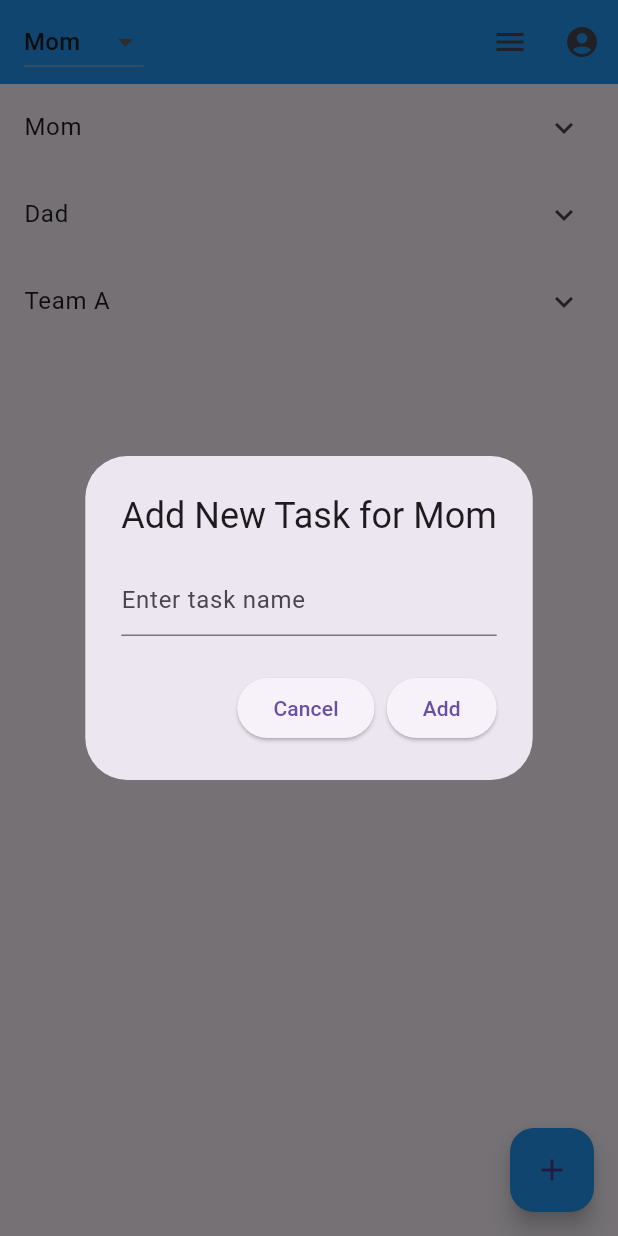
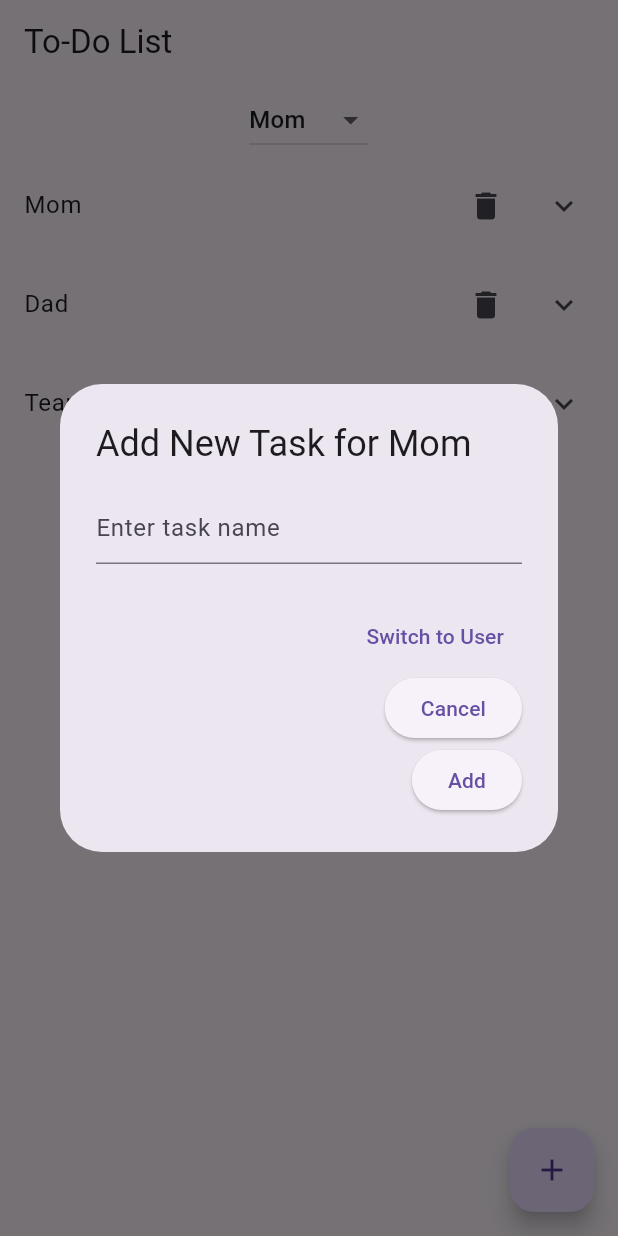
Before and after one commit to ManqobaYoung/my_first_app, a Flutter app: the screen it shows after launch, after a tap on the "add" icon, on a phone screen of 412 x 824 dp. Run offline on Flutter 3.47's test engine with Material 3 defaults, Android fonts, the phone set to English and light mode, and no system bars; our stand-ins replace shared_preferences.

Commit message:
update on the App

```diff
--- a/lib/main.dart
+++ b/lib/main.dart
@@ -1,20 +1,27 @@
 import 'package:flutter/material.dart';
-import 'dart:async'; // To use Future.delayed
+import 'dart:async';
+import 'dart:convert';
+import 'package:flutter/services.dart';
+import 'package:shared_preferences/shared_preferences.dart';
 
 void main() {
-  runApp(ToDoApp());
+  runApp(const ToDoApp());
 }
 
 class ToDoApp extends StatelessWidget {
+  const ToDoApp({super.key});
+
   @override
   Widget build(BuildContext context) {
-    return MaterialApp(
-      home: SplashScreen(), // Set SplashScreen as the initial screen
+    return const MaterialApp(
+      home: SplashScreen(),
     );
   }
 }
 
 class SplashScreen extends StatefulWidget {
+  const SplashScreen({super.key});
+
   @override
   _SplashScreenState createState() => _SplashScreenState();
 }
@@ -23,11 +30,12 @@ class _SplashScreenState extends State<SplashScreen> {
   @override
   void initState() {
     super.initState();
-    // Navigate to the main page after 3 seconds
-    Timer(Duration(seconds: 3), () {
-      Navigator.of(context).pushReplacement(MaterialPageRoute(
-        builder: (context) => ToDoListPage(), // Main page
-      ));
+    Timer(const Duration(seconds: 3), () {
+      Navigator.of(context).pushReplacement(
+        MaterialPageRoute(
+          builder: (context) => const ToDoListPage(),
+        ),
+      );
     });
   }
 
@@ -40,10 +48,11 @@ class _SplashScreenState extends State<SplashScreen> {
           mainAxisAlignment: MainAxisAlignment.center,
           children: [
             Image.asset(
-                '/home/manqoba-young/Downloads/depositphotos_582842176-stock-illustration-african-mammal-logo-african-continent.jpg'), // Display your Africa image
-            SizedBox(height: 20),
-            Text(
-              "-MR - MASON-", // The text below the image
+              'assets/depositphotos_582842176-stock-illustration-african-mammal-logo-african-continent.jpg',
+            ),
+            const SizedBox(height: 20),
+            const Text(
+              "-MR - MASON-",
               style: TextStyle(
                 fontSize: 24,
                 fontWeight: FontWeight.bold,
@@ -57,6 +66,8 @@ class _SplashScreenState extends State<SplashScreen> {
 }
 
 class ToDoListPage extends StatefulWidget {
+  const ToDoListPage({super.key});
+
   @override
   _ToDoListPageState createState() => _ToDoListPageState();
 }
@@ -74,83 +85,158 @@ class _ToDoListPageState extends State<ToDoListPage> {
     "Team A": [
       {"title": "Check materials", "done": false},
       {"title": "Team meeting", "done": false},
-    ]
+    ],
   };
 
   final TextEditingController _taskController = TextEditingController();
-  String _selectedUser = "Mom"; // Default selected user
+  String _selectedUser = "Mom";
+
+  @override
+  void initState() {
+    super.initState();
+    _loadTasks();
+  }
+
+  void _saveTasks() async {
+    SharedPreferences prefs = await SharedPreferences.getInstance();
+    prefs.setString('tasks', jsonEncode(usersTasks));
+  }
+
+  void _loadTasks() async {
+    SharedPreferences prefs = await SharedPreferences.getInstance();
+    String? tasksString = prefs.getString('tasks');
+    if (tasksString != null) {
+      setState(() {
+        usersTasks.clear();
+        Map<String, dynamic> decodedTasks = jsonDecode(tasksString);
+        decodedTasks.forEach((key, value) {
+          usersTasks[key] = List<Map<String, dynamic>>.from(value);
+        });
+        _selectedUser = usersTasks.keys.first;
+      });
+    }
+  }
 
   void _showAddTaskDialog() {
+    bool isAddingUser = false;
     showDialog(
       context: context,
       builder: (BuildContext context) {
+        return StatefulBuilder(
+          builder: (context, setState) {
             return AlertDialog(
-          title: Text("Add New Task for $_selectedUser"),
+              title: Text(isAddingUser ? "Add New User" : "Add New Task for $_selectedUser"),
               content: TextField(
                 controller: _taskController,
-            decoration: InputDecoration(hintText: "Enter task name"),
+                decoration: InputDecoration(
+                  hintText: isAddingUser ? "Enter user name" : "Enter task name",
+                ),
               ),
               actions: <Widget>[
+                TextButton(
+                  child: Text(isAddingUser ? "Switch to Task" : "Switch to User"),
+                  onPressed: () {
+                    setState(() {
+                      isAddingUser = !isAddingUser;
+                    });
+                  },
+                ),
                 ElevatedButton(
-              child: Text("Cancel"),
+                  child: const Text("Cancel"),
                   onPressed: () {
+                    _taskController.clear();
                     Navigator.of(context).pop();
                   },
                 ),
                 ElevatedButton(
-              child: Text("Add"),
+                  child: const Text("Add"),
                   onPressed: () {
                     setState(() {
                       if (_taskController.text.isNotEmpty) {
+                        if (isAddingUser) {
+                          if (!usersTasks.containsKey(_taskController.text)) {
+                            usersTasks[_taskController.text] = [];
+                          }
+                        } else {
                           usersTasks[_selectedUser]!.add({"title": _taskController.text, "done": false});
+                        }
                         _taskController.clear();
                       }
                     });
                     Navigator.of(context).pop();
+                    _saveTasks();
                   },
                 ),
               ],
             );
           },
         );
+      },
+    );
+  }
+
+  void _deleteUser(String user) {
+    showDialog(
+      context: context,
+      builder: (context) => AlertDialog(
+        title: const Text("Delete User"),
+        content: Text("Are you sure you want to delete $user and all their tasks?"),
+        actions: [
+          TextButton(
+            child: const Text("Cancel"),
+            onPressed: () {
+              Navigator.of(context).pop();
+            },
+          ),
+          ElevatedButton(
+            child: const Text("Delete"),
+            onPressed: () {
+              setState(() {
+                usersTasks.remove(user);
+                if (_selectedUser == user && usersTasks.isNotEmpty) {
+                  _selectedUser = usersTasks.keys.first;
+                }
+              });
+              Navigator.of(context).pop();
+              _saveTasks();
+            },
+          ),
+        ],
+      ),
+    );
   }
 
   Widget _buildTaskList(String user) {
     return ExpansionTile(
-      title: Text(user),
+      title: Row(
+        mainAxisAlignment: MainAxisAlignment.spaceBetween,
         children: [
-        for (int i = 0; i < usersTasks[user]!.length; i++)
-          ListTile(
-            leading: GestureDetector(
-              onTap: () {
-                setState(() {
-                  usersTasks[user]![i]['done'] = !usersTasks[user]![i]['done'];
-                });
-              },
-              child: Container(
-                width: 20,
-                height: 20,
-                color: usersTasks[user]![i]['done'] ? Colors.green : Colors.red,
+          Text(user),
+          IconButton(
+            icon: const Icon(Icons.delete),
+            onPressed: () => _deleteUser(user),
+          ),
+        ],
+      ),
+      children: usersTasks[user]!.map((task) {
+        return ListTile(
+          title: Text(
+            task['title'],
+            style: TextStyle(
+              decoration: task['done'] ? TextDecoration.lineThrough : null,
             ),
           ),
-            title: Text(
-              "${i + 1}. ${usersTasks[user]![i]['title']}",
-              style: TextStyle(
-                decoration: usersTasks[user]![i]['done']
-                    ? TextDecoration.lineThrough
-                    : TextDecoration.none,
-              ),
-            ),
-            trailing: IconButton(
-              icon: Icon(Icons.delete),
-              onPressed: () {
+          trailing: Checkbox(
+            value: task['done'],
+            onChanged: (bool? value) {
               setState(() {
-                  usersTasks[user]!.removeAt(i);
+                task['done'] = value!;
               });
+              _saveTasks();
             },
           ),
-          ),
-      ],
+        );
+      }).toList(),
     );
   }
 
@@ -158,11 +244,15 @@ class _ToDoListPageState extends State<ToDoListPage> {
   Widget build(BuildContext context) {
     return Scaffold(
       appBar: AppBar(
-        title: DropdownButton<String>(
+        title: const Text("To-Do List"),
+      ),
+      body: Column(
+        children: [
+          DropdownButton<String>(
             value: _selectedUser,
-          onChanged: (String? newUser) {
+            onChanged: (String? newValue) {
               setState(() {
-              _selectedUser = newUser!;
+                _selectedUser = newValue!;
               });
             },
             items: usersTasks.keys.map<DropdownMenuItem<String>>((String user) {
@@ -172,19 +262,16 @@ class _ToDoListPageState extends State<ToDoListPage> {
               );
             }).toList(),
           ),
-        actions: [
-          IconButton(icon: Icon(Icons.menu), onPressed: () {}),
-          IconButton(icon: Icon(Icons.account_circle), onPressed: () {}),
+          Expanded(
+            child: ListView(
+              children: usersTasks.keys.map((user) => _buildTaskList(user)).toList(),
+            ),
+          ),
         ],
-        backgroundColor: Colors.blue,
-      ),
-      body: ListView(
-        children: usersTasks.keys.map((user) => _buildTaskList(user)).toList(),
       ),
       floatingActionButton: FloatingActionButton(
         onPressed: _showAddTaskDialog,
-        child: Icon(Icons.add),
-        backgroundColor: Colors.blue,
+        child: const Icon(Icons.add),
       ),
     );
   }
```
Also changed, not shown: pubspec.yaml (+4 -66 lines), assets/depositphotos_582842176-stock-illustration-african-mammal-logo-african-continent.jpg (added), pubspec.lock, 2 other files. Lines whose indentation alone changed are shown as unchanged.
